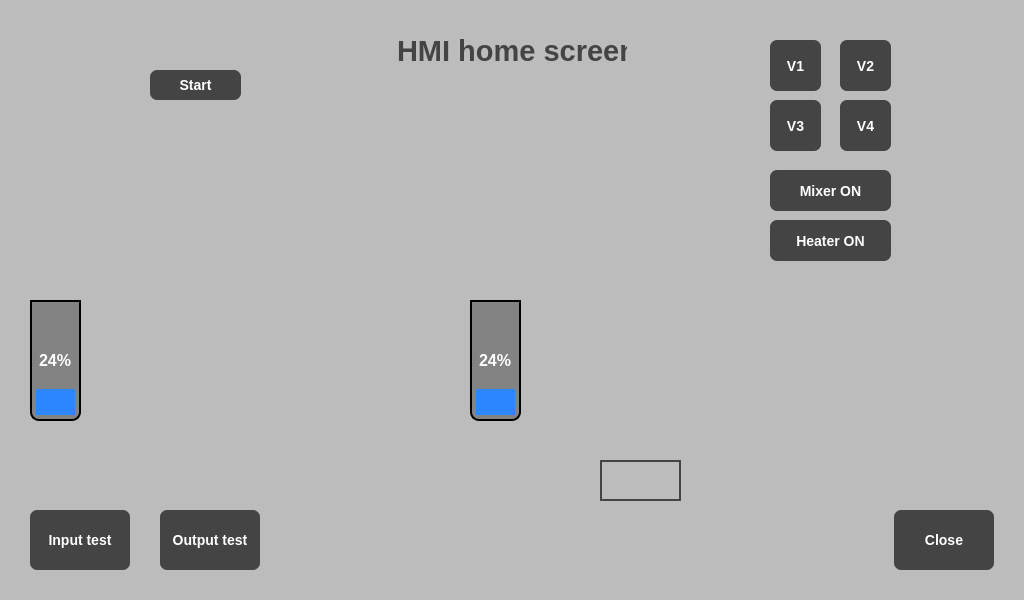
First picture: the form in Forms/mainwindow.ui, repository vieczorkamil/HMI-panel-PLC-S7-based-on-Raspberry-Pi-Engineering-Thesis, before the edit.
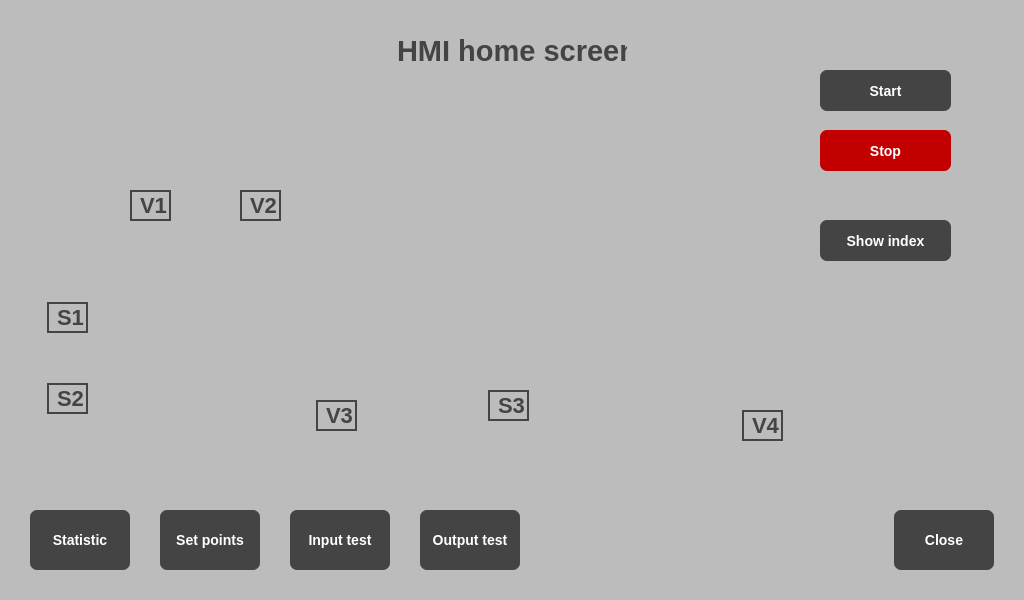
Second picture: the form after the edit. Icons and pictures are not drawn.

```diff
--- a/Forms/mainwindow.ui
+++ b/Forms/mainwindow.ui
@@ -54,7 +54,7 @@
      <widget class="QPushButton" name="inputTestButton">
       <property name="geometry">
        <rect>
-        <x>30</x>
+        <x>290</x>
         <y>510</y>
         <width>100</width>
         <height>60</height>
@@ -67,7 +67,7 @@
      <widget class="QPushButton" name="outputTestButton">
       <property name="geometry">
        <rect>
-        <x>160</x>
+        <x>420</x>
         <y>510</y>
         <width>100</width>
         <height>60</height>
@@ -162,7 +162,7 @@
      <widget class="QLabel" name="pipe7_img">
       <property name="geometry">
        <rect>
-        <x>498</x>
+        <x>500</x>
         <y>215</y>
         <width>141</width>
         <height>21</height>
@@ -482,125 +482,6 @@
        <string/>
       </property>
      </widget>
-     <widget class="QPushButton" name="V1Button">
-      <property name="geometry">
-       <rect>
-        <x>770</x>
-        <y>40</y>
-        <width>51</width>
-        <height>51</height>
-       </rect>
-      </property>
-      <property name="text">
-       <string>V1</string>
-      </property>
-     </widget>
-     <widget class="QPushButton" name="V2Button">
-      <property name="geometry">
-       <rect>
-        <x>840</x>
-        <y>40</y>
-        <width>51</width>
-        <height>51</height>
-       </rect>
-      </property>
-      <property name="text">
-       <string>V2</string>
-      </property>
-     </widget>
-     <widget class="QPushButton" name="V3Button">
-      <property name="geometry">
-       <rect>
-        <x>770</x>
-        <y>100</y>
-        <width>51</width>
-        <height>51</height>
-       </rect>
-      </property>
-      <property name="text">
-       <string>V3</string>
-      </property>
-     </widget>
-     <widget class="QPushButton" name="V4Button">
-      <property name="geometry">
-       <rect>
-        <x>840</x>
-        <y>100</y>
-        <width>51</width>
-        <height>51</height>
-       </rect>
-      </property>
-      <property name="text">
-       <string>V4</string>
-      </property>
-     </widget>
-     <widget class="QPushButton" name="heaterONButton">
-      <property name="geometry">
-       <rect>
-        <x>770</x>
-        <y>220</y>
-        <width>121</width>
-        <height>41</height>
-       </rect>
-      </property>
-      <property name="text">
-       <string>Heater ON</string>
-      </property>
-     </widget>
-     <widget class="QPushButton" name="mixerONButton">
-      <property name="geometry">
-       <rect>
-        <x>770</x>
-        <y>170</y>
-        <width>121</width>
-        <height>41</height>
-       </rect>
-      </property>
-      <property name="text">
-       <string>Mixer ON</string>
-      </property>
-     </widget>
-     <widget class="QProgressBar" name="levelProggresBar1">
-      <property name="geometry">
-       <rect>
-        <x>30</x>
-        <y>300</y>
-        <width>51</width>
-        <height>121</height>
-       </rect>
-      </property>
-      <property name="styleSheet">
-       <string notr="true">QProgressBar
-{
-border: 2px solid black;
-border-bottom-right-radius: 9px;
-border-bottom-left-radius: 9px;
-background-color:rgb(131, 131, 131);
-color: white;
-font: bold 16px;
-padding: 4px
-}
-QProgressBar::chunk 
-{
-background-color: rgb(44, 135, 255);
-height: 1px;
-} 
-
-</string>
-      </property>
-      <property name="value">
-       <number>24</number>
-      </property>
-      <property name="alignment">
-       <set>Qt::AlignCenter</set>
-      </property>
-      <property name="textVisible">
-       <bool>true</bool>
-      </property>
-      <property name="orientation">
-       <enum>Qt::Vertical</enum>
-      </property>
-     </widget>
      <widget class="QLabel" name="sensorON3_img">
       <property name="geometry">
        <rect>
@@ -697,54 +578,13 @@
        <string/>
       </property>
      </widget>
-     <widget class="QProgressBar" name="levelProggresBar2">
-      <property name="geometry">
-       <rect>
-        <x>470</x>
-        <y>300</y>
-        <width>51</width>
-        <height>121</height>
-       </rect>
-      </property>
-      <property name="styleSheet">
-       <string notr="true">QProgressBar
-{
-border: 2px solid black;
-border-bottom-right-radius: 9px;
-border-bottom-left-radius: 9px;
-background-color:rgb(131, 131, 131);
-color: white;
-font: bold 16px;
-padding: 4px
-}
-QProgressBar::chunk 
-{
-background-color: rgb(44, 135, 255);
-height: 1px;
-} 
-
-</string>
-      </property>
-      <property name="value">
-       <number>24</number>
-      </property>
-      <property name="alignment">
-       <set>Qt::AlignCenter</set>
-      </property>
-      <property name="textVisible">
-       <bool>true</bool>
-      </property>
-      <property name="orientation">
-       <enum>Qt::Vertical</enum>
-      </property>
-     </widget>
      <widget class="QPushButton" name="startButton">
       <property name="geometry">
        <rect>
-        <x>150</x>
+        <x>820</x>
         <y>70</y>
-        <width>91</width>
-        <height>30</height>
+        <width>131</width>
+        <height>41</height>
        </rect>
       </property>
       <property name="text">
@@ -754,22 +594,254 @@
      <widget class="QLabel" name="temperatureLabel">
       <property name="geometry">
        <rect>
-        <x>600</x>
-        <y>460</y>
-        <width>81</width>
-        <height>41</height>
+        <x>172</x>
+        <y>255</y>
+        <width>71</width>
+        <height>131</height>
        </rect>
       </property>
       <property name="styleSheet">
-       <string notr="true">font: bold 22px;
-color: rgb(68, 68, 68);
-border: 2px solid rgb(68, 68, 68);
-padding: 2px;</string>
+       <string notr="true">image:url(&quot;:/mixer/mixerON3.png&quot;);</string>
       </property>
       <property name="text">
        <string/>
       </property>
      </widget>
+     <widget class="QLabel" name="mixerON4_img">
+      <property name="geometry">
+       <rect>
+        <x>172</x>
+        <y>255</y>
+        <width>71</width>
+        <height>131</height>
+       </rect>
+      </property>
+      <property name="styleSheet">
+       <string notr="true">image:url(&quot;:/mixer/mixerON4.png&quot;);</string>
+      </property>
+      <property name="text">
+       <string/>
+      </property>
+     </widget>
+     <widget class="QPushButton" name="stopButton">
+      <property name="geometry">
+       <rect>
+        <x>820</x>
+        <y>130</y>
+        <width>131</width>
+        <height>41</height>
+       </rect>
+      </property>
+      <property name="styleSheet">
+       <string notr="true">QPushButton{
+	outline : 0px;
+	font: bold 14px;
+	color: white;
+	background: rgb(194, 0, 0);
+	border-radius: 7px;
+}
+
+QPushButton:pressed{ 
+	background:rgb(170, 0, 0);
+}</string>
+      </property>
+      <property name="text">
+       <string>Stop</string>
+      </property>
+     </widget>
+     <widget class="QPushButton" name="statsButton">
+      <property name="geometry">
+       <rect>
+        <x>30</x>
+        <y>510</y>
+        <width>100</width>
+        <height>60</height>
+       </rect>
+      </property>
+      <property name="text">
+       <string>Statistic</string>
+      </property>
+     </widget>
+     <widget class="QPushButton" name="setPointsButton">
+      <property name="geometry">
+       <rect>
+        <x>160</x>
+        <y>510</y>
+        <width>100</width>
+        <height>60</height>
+       </rect>
+      </property>
+      <property name="text">
+       <string>Set points</string>
+      </property>
+     </widget>
+     <widget class="QLabel" name="V1label">
+      <property name="geometry">
+       <rect>
+        <x>130</x>
+        <y>190</y>
+        <width>41</width>
+        <height>31</height>
+       </rect>
+      </property>
+      <property name="styleSheet">
+       <string notr="true">QLabel{
+	font: bold 22px;
+	color: rgb(68, 68, 68);
+	border: 2px solid rgb(68, 68, 68);
+	padding: 2px;
+	qproperty-alignment: AlignCenter;
+}</string>
+      </property>
+      <property name="text">
+       <string>V1</string>
+      </property>
+     </widget>
+     <widget class="QLabel" name="V2label">
+      <property name="geometry">
+       <rect>
+        <x>240</x>
+        <y>190</y>
+        <width>41</width>
+        <height>31</height>
+       </rect>
+      </property>
+      <property name="styleSheet">
+       <string notr="true">QLabel{
+	font: bold 22px;
+	color: rgb(68, 68, 68);
+	border: 2px solid rgb(68, 68, 68);
+	padding: 2px;
+	qproperty-alignment: AlignCenter;
+}</string>
+      </property>
+      <property name="text">
+       <string>V2</string>
+      </property>
+     </widget>
+     <widget class="QLabel" name="V3label">
+      <property name="geometry">
+       <rect>
+        <x>316</x>
+        <y>400</y>
+        <width>41</width>
+        <height>31</height>
+       </rect>
+      </property>
+      <property name="styleSheet">
+       <string notr="true">QLabel{
+	font: bold 22px;
+	color: rgb(68, 68, 68);
+	border: 2px solid rgb(68, 68, 68);
+	padding: 2px;
+	qproperty-alignment: AlignCenter;
+}</string>
+      </property>
+      <property name="text">
+       <string>V3</string>
+      </property>
+     </widget>
+     <widget class="QLabel" name="V4label">
+      <property name="geometry">
+       <rect>
+        <x>742</x>
+        <y>410</y>
+        <width>41</width>
+        <height>31</height>
+       </rect>
+      </property>
+      <property name="styleSheet">
+       <string notr="true">QLabel{
+	font: bold 22px;
+	color: rgb(68, 68, 68);
+	border: 2px solid rgb(68, 68, 68);
+	padding: 2px;
+	qproperty-alignment: AlignCenter;
+}</string>
+      </property>
+      <property name="text">
+       <string>V4</string>
+      </property>
+     </widget>
+     <widget class="QLabel" name="S1label">
+      <property name="geometry">
+       <rect>
+        <x>47</x>
+        <y>302</y>
+        <width>41</width>
+        <height>31</height>
+       </rect>
+      </property>
+      <property name="styleSheet">
+       <string notr="true">QLabel{
+	font: bold 22px;
+	color: rgb(68, 68, 68);
+	border: 2px solid rgb(68, 68, 68);
+	padding: 2px;
+	qproperty-alignment: AlignCenter;
+}</string>
+      </property>
+      <property name="text">
+       <string>S1</string>
+      </property>
+     </widget>
+     <widget class="QLabel" name="S2label">
+      <property name="geometry">
+       <rect>
+        <x>47</x>
+        <y>383</y>
+        <width>41</width>
+        <height>31</height>
+       </rect>
+      </property>
+      <property name="styleSheet">
+       <string notr="true">QLabel{
+	font: bold 22px;
+	color: rgb(68, 68, 68);
+	border: 2px solid rgb(68, 68, 68);
+	padding: 2px;
+	qproperty-alignment: AlignCenter;
+}</string>
+      </property>
+      <property name="text">
+       <string>S2</string>
+      </property>
+     </widget>
+     <widget class="QLabel" name="S3label">
+      <property name="geometry">
+       <rect>
+        <x>488</x>
+        <y>390</y>
+        <width>41</width>
+        <height>31</height>
+       </rect>
+      </property>
+      <property name="styleSheet">
+       <string notr="true">QLabel{
+	font: bold 22px;
+	color: rgb(68, 68, 68);
+	border: 2px solid rgb(68, 68, 68);
+	padding: 2px;
+	qproperty-alignment: AlignCenter;
+}</string>
+      </property>
+      <property name="text">
+       <string>S3</string>
+      </property>
+     </widget>
+     <widget class="QPushButton" name="showButton">
+      <property name="geometry">
+       <rect>
+        <x>820</x>
+        <y>220</y>
+        <width>131</width>
+        <height>41</height>
+       </rect>
+      </property>
+      <property name="text">
+       <string>Show index</string>
+      </property>
+     </widget>
      <zorder>sensorOFF1_img</zorder>
      <zorder>sensorOFF2_img</zorder>
      <zorder>sensorOFF3_img</zorder>
```
Left out of the diff: 24 changed lines with no effect on the pictures.
